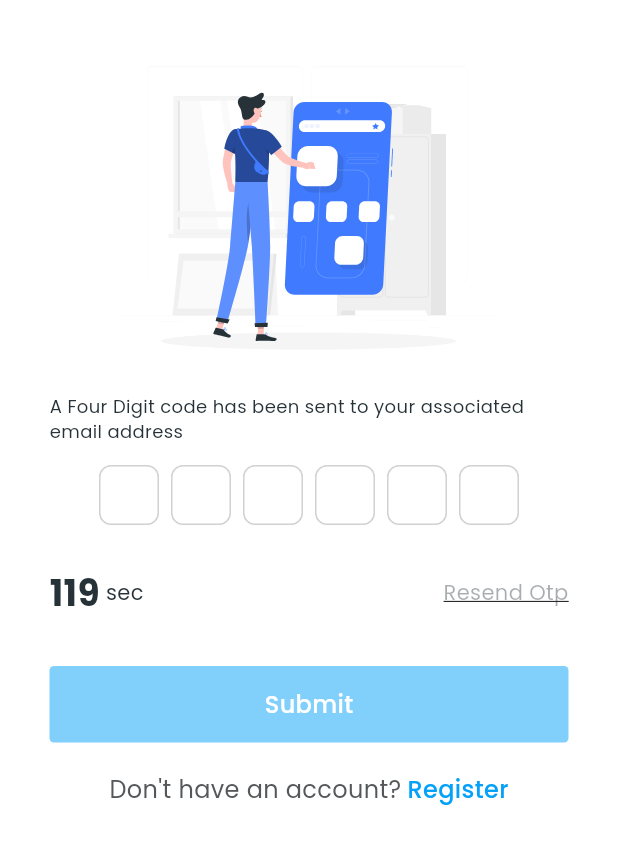
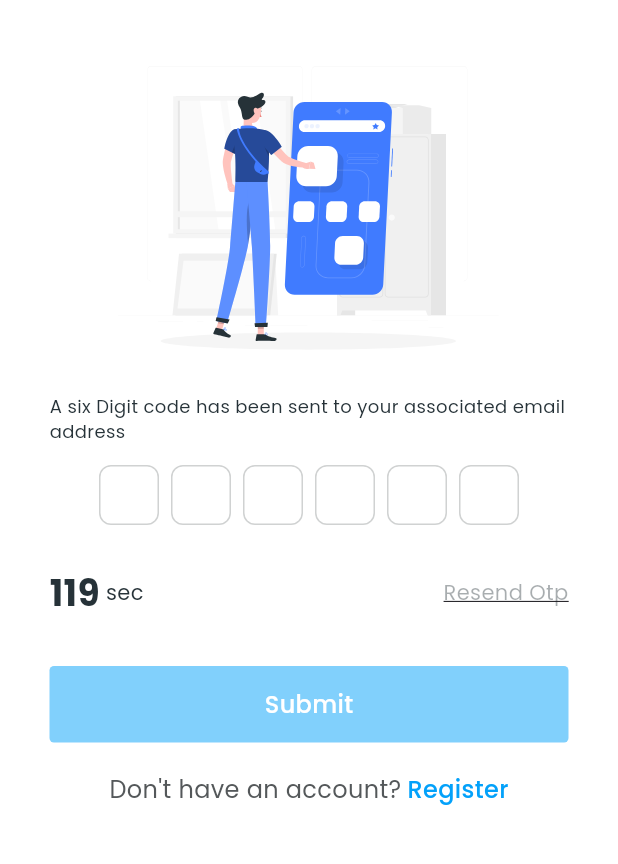
Before and after one commit to GigLabz-Pvt-Ltd/Giglabz-MCT, a Flutter app: the ForgotPasswordOtpScreen screen opened directly with empty values, on a phone screen of 412 x 824 dp, the part 252-1116 px from its top. Run offline on Flutter 3.47's test engine with Material 3 defaults, Android fonts, the phone set to English and light mode, and no system bars; our stand-ins replace carousel_slider, flutter_rating_bar, flutter_svg, flutter_switch, google_fonts, image_picker and 1 more; missing offline and left inert: easy_pie_chart; accounts and stored records are empty; project files that could hold a hidden picture were left out.

Commit message:
four to six digits string change

```diff
--- a/lib/screens/entry/forgot_password_otp_screen.dart
+++ b/lib/screens/entry/forgot_password_otp_screen.dart
@@ -90,7 +90,7 @@ class _ForgotPasswordOtpScreenState extends State<ForgotPasswordOtpScreen> {
                     Container(
                       margin: const EdgeInsets.only(top: 28),
                       child: Text(
-                        "A Four Digit code has been sent to your associated email address",
+                        "A six Digit code has been sent to your associated email address",
                         style: GoogleFonts.poppins(
                           color: blueGrey,
                           fontSize: 12,
```
